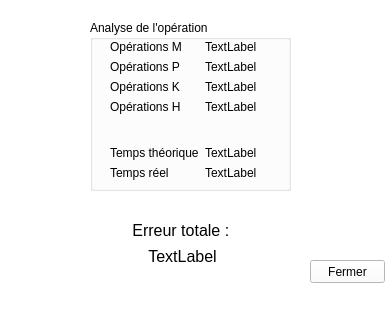
Before: the Qt Designer form explorerresultswindow.ui in Anthex/GL40, drawn with Qt 5.
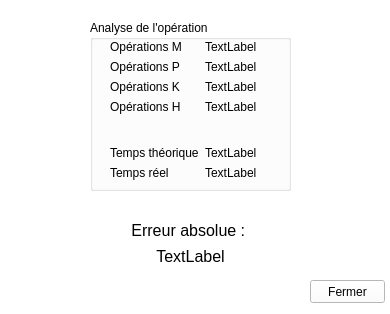
After: the same form once the commit is applied.

What changed in the file:
```diff
--- a/explorerresultswindow.ui
+++ b/explorerresultswindow.ui
@@ -433,7 +433,7 @@
     <property name="geometry">
      <rect>
       <x>310</x>
-      <y>260</y>
+      <y>280</y>
       <width>75</width>
       <height>23</height>
      </rect>
@@ -569,7 +569,7 @@
      <rect>
       <x>130</x>
       <y>220</y>
-      <width>106</width>
+      <width>121</width>
       <height>46</height>
      </rect>
     </property>
@@ -582,7 +582,7 @@
         </font>
        </property>
        <property name="text">
-        <string>Erreur totale : </string>
+        <string>Erreur absolue : </string>
        </property>
        <property name="alignment">
         <set>Qt::AlignCenter</set>
```
